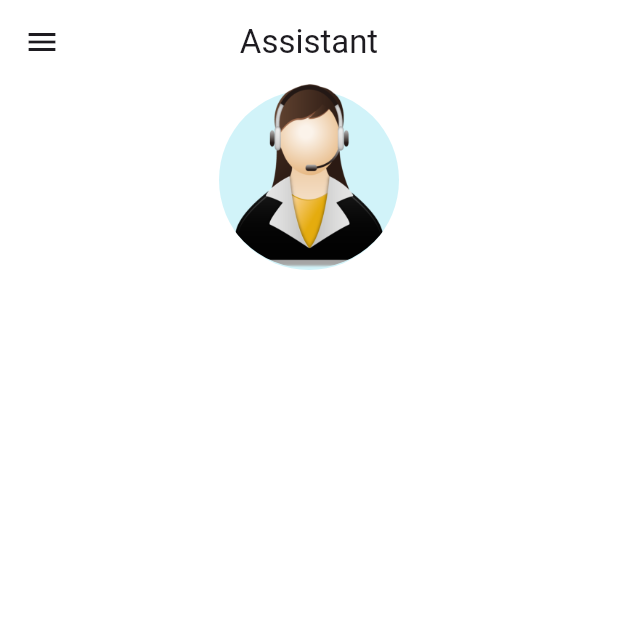
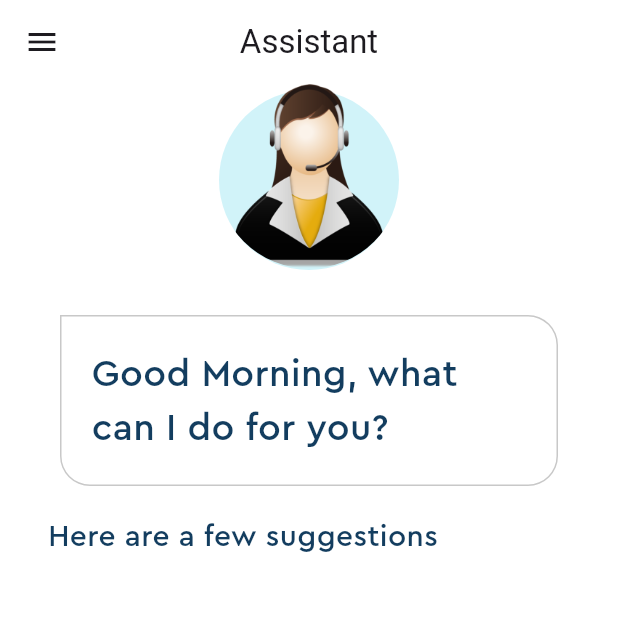
Before and after one commit to amartyaay/assistant_flutter, a Flutter app: the screen it shows after launch, on a phone screen of 412 x 824 dp, the top half of it. Run offline on Flutter 3.47's test engine with Material 2 defaults, Android fonts, the phone set to English and light mode, and no system bars; our stand-ins replace hooks_riverpod.

Commit message:
Feature box done

```diff
--- a/lib/Interface/home_page.dart
+++ b/lib/Interface/home_page.dart
@@ -14,6 +14,7 @@ class HomePage extends HookConsumerWidget {
       ),
       body: Column(
         children: [
+          //Assistant picture
           Stack(
             children: [
               Center(
@@ -40,8 +41,56 @@ class HomePage extends HookConsumerWidget {
               ),
             ],
           ),
+
+          //Chat bubble
+          Container(
+            padding: const EdgeInsets.symmetric(horizontal: 20, vertical: 10),
+            margin: const EdgeInsets.symmetric(horizontal: 40).copyWith(top: 30),
+            decoration: BoxDecoration(
+              border: Border.all(color: ColorsTheme.borderColor),
+              borderRadius: BorderRadius.circular(20).copyWith(topLeft: Radius.zero),
+            ),
+            child: Padding(
+              padding: const EdgeInsets.symmetric(vertical: 10.0),
+              child: Text(
+                '${getGreeting()}, what can I do for you?',
+                style: const TextStyle(
+                  color: ColorsTheme.mainFontColor,
+                  fontSize: 25,
+                  fontFamily: 'Cera Pro',
+                ),
+              ),
+            ),
+          ),
+
+          //Suggestions Text
+          Container(
+            alignment: Alignment.centerLeft,
+            padding: const EdgeInsets.all(10),
+            margin: const EdgeInsets.only(top: 10, left: 22),
+            child: const Text(
+              'Here are a few suggestions',
+              style: TextStyle(
+                fontFamily: 'Cera Pro',
+                fontSize: 20,
+                color: ColorsTheme.mainFontColor,
+              ),
+            ),
+          ),
         ],
       ),
     );
   }
 }
+
+String getGreeting() {
+  DateTime time = DateTime.now();
+  int hour = time.hour;
+  if (hour > 0 && hour < 12) {
+    return 'Good Morning';
+  } else if (hour > 12 && hour < 17) {
+    return 'Good Afternoon';
+  } else {
+    return 'Good Evening';
+  }
+}
--- a/lib/main.dart
+++ b/lib/main.dart
@@ -13,6 +13,7 @@ class MyApp extends StatelessWidget {
   @override
   Widget build(BuildContext context) {
     return MaterialApp(
+      debugShowCheckedModeBanner: false,
       title: 'Assistant',
       theme: ThemeData.light(useMaterial3: true).copyWith(
         scaffoldBackgroundColor: ColorsTheme.whiteColor,
```
Also changed, not shown: lib/widgets/feature_box.dart (added, +62 -0 lines).
